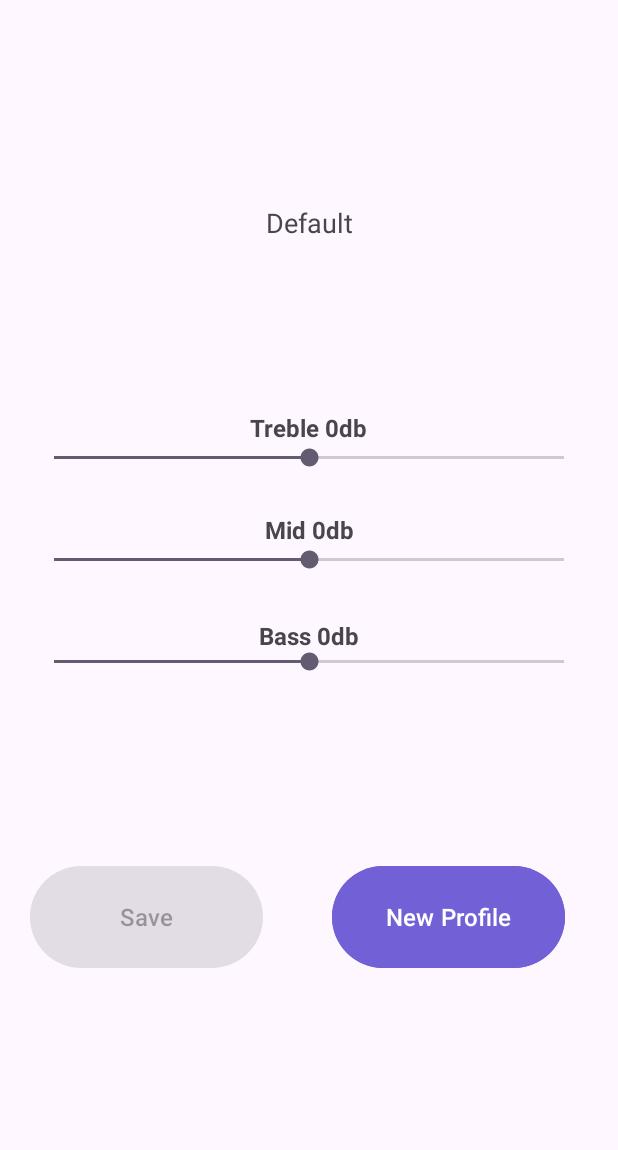
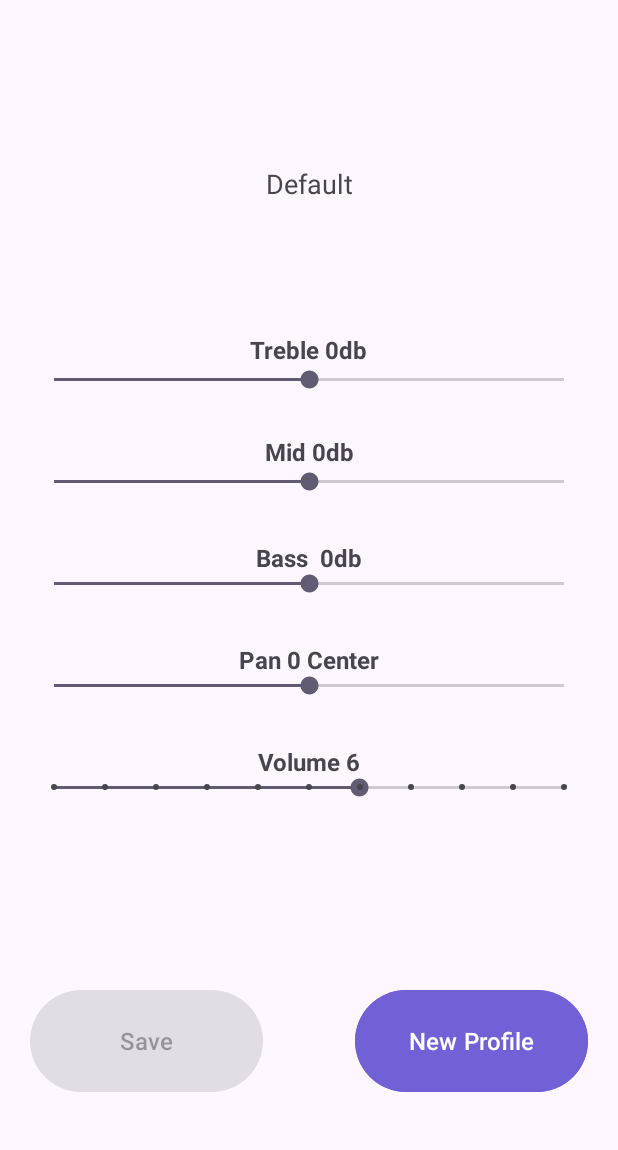
Before and after one commit to leandroSubtractive/sistema_embarcado, an Android app: the screen it shows after launch (EqualizerActivity), after a tap on "Default", on a phone screen of 412 x 824 dp, the part 86-1236 px from its top. Run offline under Robolectric (Android 15) with nearby library versions, the phone set to English and light mode, and no system bars.

Commit message:
[DC-2] - Adding new pairings to the equalizer
- Adding the balance function
- Adding the master volume function
- Removing warnings

Signed-off-by: Leandro Mendes dos Santos <leandro.mendes.santtoss@gmail.com>

```diff
--- a/aosp/src/apps/audio_equalizer/app/src/main/java/com/leandromendes/audioequalizer/EqualizerActivity.java
+++ b/aosp/src/apps/audio_equalizer/app/src/main/java/com/leandromendes/audioequalizer/EqualizerActivity.java
@@ -1,7 +1,6 @@
 package com.leandromendes.audioequalizer;
 
 import android.annotation.SuppressLint;
-import android.content.DialogInterface;
 import android.content.Intent;
 import android.os.Bundle;
 import android.view.LayoutInflater;
@@ -13,6 +12,7 @@ import android.widget.SeekBar.OnSeekBarChangeListener;
 import android.widget.TextView;
 
 import androidx.activity.EdgeToEdge;
+import androidx.annotation.NonNull;
 import androidx.appcompat.app.AlertDialog;
 import androidx.appcompat.app.AppCompatActivity;
 import androidx.core.graphics.Insets;
@@ -20,21 +20,20 @@ import androidx.core.view.ViewCompat;
 import androidx.core.view.WindowInsetsCompat;
 
 public class EqualizerActivity extends AppCompatActivity {
-    // Private variables
-    private TextView textViewProfile;
     private TextView textViewBass;
     private TextView textViewMid;
     private TextView textViewTreble;
+    private TextView textViewBalance;
     private int bassValue;
     private int midValue;
     private int highValue;
+    private int balanceValue;
+    private int masterVolValue;
+    private String profileName;
+    private EqualizerProfile currentProfile;
+    private Button saveButton;
     private int idPosition;
     private int countName;
-    private String profileName;
-    private EqualizerProfile currentProfile;
-    private  Intent intent;
-    private Button saveButton;
-    private Button newProfileButton;
 
     @SuppressLint("MissingInflatedId")
     @Override
@@ -49,52 +48,65 @@ public class EqualizerActivity extends AppCompatActivity {
         });
 
         // Get the intent
-        intent = getIntent();
+        Intent intent = getIntent();
 
         // Gets all the parameters from the previous activity
         currentProfile = intent.getParcelableExtra("profile");
-        idPosition = intent.getIntExtra("position",-1);
+        idPosition = intent.getIntExtra("position", -1);
         countName = intent.getIntExtra("size", 0);
 
         // Get button layout
-        newProfileButton = findViewById(R.id.newProfileb);
+        Button newProfileButton = findViewById(R.id.newProfileb);
         saveButton = findViewById(R.id.save);
-
-        // Gets view of text boxes
-        textViewProfile = findViewById(R.id.profileSelected);
-        textViewBass = findViewById(R.id.textViewBass);
-        textViewMid = findViewById(R.id.textViewMid);
-        textViewTreble = findViewById(R.id.textViewTreble);
 
         // Sets the name of the current profile on the screen
         profileName = currentProfile.getName();
+        // Local variables
+        TextView textViewProfile = findViewById(R.id.profileSelected);
         textViewProfile.setText(profileName);
 
         // Sets the initial values of the equalization faders
         // Bass frequency
         bassValue = currentProfile.getBassEqValue();
-        textViewBass.setText("Bass " + bassValue + "db");
+        textViewBass = findViewById(R.id.textViewBass);
+        DrawTextOnTheBars(textViewBass, "Bass ", bassValue);
         SeekBar seekBarBass = findViewById(R.id.seekBarBass);
-        seekBarBass.setProgress(currentProfile.getBassEqValue());
+        seekBarBass.setProgress(bassValue);
 
         // Mid frequency
         midValue = currentProfile.getMidEqValue();
-        textViewMid.setText("Mid " + midValue + "db");
+        textViewMid = findViewById(R.id.textViewMid);
+        DrawTextOnTheBars(textViewMid, "Mid", midValue);
         SeekBar seekBarMid = findViewById(R.id.seekBarMid);
-        seekBarMid.setProgress(currentProfile.getMidEqValue());
+        seekBarMid.setProgress(midValue);
 
         // High frequency
         highValue = currentProfile.getHiEqValue();
-        textViewTreble.setText("Treble " + highValue + "db");
+        textViewTreble = findViewById(R.id.textViewTreble);
+        DrawTextOnTheBars(textViewTreble, "Treble", highValue);
         SeekBar seekBarTreble = findViewById(R.id.seekBarTreble);
-        seekBarTreble.setProgress(currentProfile.getHiEqValue());
+        seekBarTreble.setProgress(highValue);
+
+        // Balance
+        balanceValue = currentProfile.getBalanceEqValue();
+        textViewBalance = findViewById(R.id.textViewBalance);
+        DrawTextOnThePanBar(textViewBalance, balanceValue);
+        SeekBar seekBarBalance = findViewById(R.id.seekBarBalance);
+        seekBarBalance.setProgress(balanceValue);
+
+        // Master Volume
+        masterVolValue = currentProfile.getMasterVolValue();
+        TextView textViewMasterVol = findViewById(R.id.textViewVolume);
+        DrawTextOnTheVolBar(textViewMasterVol, masterVolValue);
+        SeekBar seekBarMasterVol = findViewById(R.id.seekBarVolume);
+        seekBarMasterVol.setProgress(masterVolValue);
 
         // Treatment for bass bar movement
         seekBarBass.setOnSeekBarChangeListener(new OnSeekBarChangeListener() {
             @Override
             public void onProgressChanged(SeekBar seekBar, int progress, boolean fromUser) {
                 bassValue = progress;
-                textViewBass.setText("Bass " + bassValue + "db");
+                DrawTextOnTheBars(textViewBass, "Bass", bassValue);
                 // Only enable the save button if data has changed.
                 saveButton.setEnabled(true);
             }
@@ -115,7 +127,7 @@ public class EqualizerActivity extends AppCompatActivity {
             @Override
             public void onProgressChanged(SeekBar seekBar, int progress, boolean fromUser) {
                 midValue = progress;
-                textViewMid.setText("Mid " + midValue + "db");
+                DrawTextOnTheBars(textViewMid, "Mid", midValue);
                 // Only enable the save button if data has changed.
                 saveButton.setEnabled(true);
             }
@@ -136,7 +148,47 @@ public class EqualizerActivity extends AppCompatActivity {
             @Override
             public void onProgressChanged(SeekBar seekBar, int progress, boolean fromUser) {
                 highValue = progress;
-                textViewTreble.setText("Treble " + highValue + "db");
+                DrawTextOnTheBars(textViewTreble, "Treble", highValue);
+                // Only enable the save button if data has changed.
+                saveButton.setEnabled(true);
+            }
+
+            @Override
+            public void onStartTrackingTouch(SeekBar seekBar) {
+                // TODO
+            }
+
+            @Override
+            public void onStopTrackingTouch(SeekBar seekBar) {
+                // TODO
+            }
+        });
+
+        seekBarBalance.setOnSeekBarChangeListener(new OnSeekBarChangeListener() {
+            @Override
+            public void onProgressChanged(SeekBar seekBar, int progress, boolean fromUser) {
+                balanceValue = progress;
+                DrawTextOnThePanBar(textViewBalance, balanceValue);
+                // Only enable the save button if data has changed.
+                saveButton.setEnabled(true);
+            }
+
+            @Override
+            public void onStartTrackingTouch(SeekBar seekBar) {
+                // TODO
+            }
+
+            @Override
+            public void onStopTrackingTouch(SeekBar seekBar) {
+                // TODO
+            }
+        });
+
+        seekBarMasterVol.setOnSeekBarChangeListener(new OnSeekBarChangeListener() {
+            @Override
+            public void onProgressChanged(SeekBar seekBar, int progress, boolean fromUser) {
+                masterVolValue = progress;
+                DrawTextOnTheVolBar(textViewMasterVol, masterVolValue);
                 // Only enable the save button if data has changed.
                 saveButton.setEnabled(true);
             }
@@ -153,32 +205,22 @@ public class EqualizerActivity extends AppCompatActivity {
         });
 
         // Create new profile button action
-        newProfileButton.setOnClickListener(new View.OnClickListener() {
-            @Override
-            public void onClick(View v) {
-                saveNewChangeProfile();
-                }
-        });
+        newProfileButton.setOnClickListener(v -> saveNewChangeProfile(currentProfile));
 
         // Save profile settings button action
-        saveButton.setOnClickListener(new View.OnClickListener() {
-            @Override
-            public void onClick(View v) {
-                // The Default profile cannot be overwritten, if you press on the default profile,
-                // it creates a new one.
-                if(profileName.equals("Default"))
-                {
-                    saveNewChangeProfile();
-                }
-                else {
-                    saveChangeProfile();
-                }
+        saveButton.setOnClickListener(v -> {
+            // The Default profile cannot be overwritten, if you press on the default profile,
+            // it creates a new one.
+            if (profileName.equals("Default")) {
+                saveNewChangeProfile(currentProfile);
+            } else {
+                saveChangeProfile(currentProfile);
             }
         });
     }
 
-    private void saveNewChangeProfile(){
-        profileName = "New Profile"+ (countName);
+    private void saveNewChangeProfile(EqualizerProfile profile) {
+        profileName = "New Profile" + (countName);
         AlertDialog.Builder builder = new AlertDialog.Builder(EqualizerActivity.this);
         builder.setTitle("Profile Name");
 
@@ -187,40 +229,52 @@ public class EqualizerActivity extends AppCompatActivity {
         input.setHint(profileName);
         builder.setView(view);
 
-        builder.setPositiveButton("OK", new DialogInterface.OnClickListener() {
-            @Override
-            public void onClick(DialogInterface dialog, int which) {
-                String text = input.getText().toString();
-                if (!text.isEmpty())
-                {
-                    profileName = text;
-                }
-                idPosition = -1;
-                saveChangeProfile();
+        builder.setPositiveButton("OK", (dialog, which) -> {
+            String text = input.getText().toString();
+            if (!text.isEmpty()) {
+                profileName = text;
             }
+            idPosition = -1;
+            saveChangeProfile(profile);
         });
 
-        builder.setNegativeButton("Cancel", new DialogInterface.OnClickListener() {
-            @Override
-            public void onClick(DialogInterface dialog, int which) {
-                dialog.cancel();
-            }
-        });
-
+        builder.setNegativeButton("Cancel", (dialog, which) -> dialog.cancel());
         builder.show();
 
     }
 
-    private void saveChangeProfile(){
-        currentProfile.setName(profileName);
-        currentProfile.setBassEqValue(bassValue);
-        currentProfile.setMidEqValue(midValue);
-        currentProfile.setHiEqValue(highValue);
+    private void saveChangeProfile(@NonNull EqualizerProfile profile) {
+        profile.setName(profileName);
+        profile.setBassEqValue(bassValue);
+        profile.setMidEqValue(midValue);
+        profile.setHiEqValue(highValue);
+        profile.setBalanceEqValue(balanceValue);
+        profile.setMasterVolValue(masterVolValue);
         Intent resultIntent = new Intent();
-        resultIntent.putExtra("profile", currentProfile);
+        resultIntent.putExtra("profile", profile);
         resultIntent.putExtra("position", idPosition);
         setResult(RESULT_OK, resultIntent);
         finish();
     }
 
+    @SuppressLint("SetTextI18n")
+    private void DrawTextOnTheBars(@NonNull TextView textView, String title, int value) {
+        textView.setText(String.format("%s %sdb", title,
+                (value > 0) ? ("+" + value) : value));
+    }
+
+    @SuppressLint("SetTextI18n")
+    private void DrawTextOnThePanBar(@NonNull TextView textView, int value) {
+        int offset = 5;
+        int balance = (offset - value);
+        textView.setText(String.format("Pan %s",
+                (balance > 0) ? balance + " Left" :
+                (balance < 0) ? -balance + " Right" :
+                                balance + " Center"));
+    }
+
+    private void DrawTextOnTheVolBar(@NonNull TextView textView, int value){
+        textView.setText(String.format("Volume %s", value));
+    }
+
 }
--- a/aosp/src/apps/audio_equalizer/app/src/main/java/com/leandromendes/audioequalizer/EqualizerProfile.java
+++ b/aosp/src/apps/audio_equalizer/app/src/main/java/com/leandromendes/audioequalizer/EqualizerProfile.java
@@ -9,19 +9,42 @@ public class EqualizerProfile implements Parcelable {
     private int bassEqValue;
     private int midEqValue;
     private int hiEqValue;
+    private int balanceEqValue;
+    private int masterVolValue;
 
     public EqualizerProfile() {
         this.name = "Default";
         this.bassEqValue = 0;
         this.midEqValue = 0;
         this.hiEqValue = 0;
+        this.balanceEqValue = 5;
+        this.masterVolValue = 6;
     }
 
-    public EqualizerProfile(String name, int bassEqValue, int midEqValue, int hiEqValue) {
+    public EqualizerProfile(String name, int bassEqValue, int midEqValue, int hiEqValue,
+                            int panEqValue, int maVolValue) {
         this.name = name;
         this.bassEqValue = bassEqValue;
         this.midEqValue = midEqValue;
         this.hiEqValue = hiEqValue;
+        this.balanceEqValue = panEqValue;
+        this.masterVolValue = maVolValue;
+    }
+
+    public int getBalanceEqValue() {
+        return balanceEqValue;
+    }
+
+    public void setBalanceEqValue(int balanceEqValue) {
+        this.balanceEqValue = balanceEqValue;
+    }
+
+    public int getMasterVolValue() {
+        return masterVolValue;
+    }
+
+    public void setMasterVolValue(int masterVolValue) {
+        this.masterVolValue = masterVolValue;
     }
 
     public String getName() {
@@ -67,6 +90,8 @@ public class EqualizerProfile implements Parcelable {
         dest.writeInt(this.bassEqValue);
         dest.writeInt(this.midEqValue);
         dest.writeInt(this.hiEqValue);
+        dest.writeInt(this.balanceEqValue);
+        dest.writeInt(this.masterVolValue);
     }
 
     public static final Creator<EqualizerProfile> CREATOR = new Creator<EqualizerProfile>() {
@@ -76,7 +101,14 @@ public class EqualizerProfile implements Parcelable {
             int bassEqValue = source.readInt();
             int midEqValue = source.readInt();
             int hiEqValue = source.readInt();
-            return new EqualizerProfile(name, bassEqValue, midEqValue, hiEqValue);
+            int panEqValue = source.readInt();
+            int maVolValue = source.readInt();
+            return new EqualizerProfile(name,
+                        bassEqValue,
+                        midEqValue,
+                        hiEqValue,
+                        panEqValue,
+                        maVolValue);
         }
 
         @Override
--- a/aosp/src/apps/audio_equalizer/app/src/main/res/layout/activity_equalizer.xml
+++ b/aosp/src/apps/audio_equalizer/app/src/main/res/layout/activity_equalizer.xml
@@ -21,24 +21,28 @@
         app:layout_constraintStart_toStartOf="parent"
         app:layout_constraintTop_toTopOf="parent" />
 
-    <LinearLayout
+    <TextView
+        android:id="@+id/profileSelected"
         android:layout_width="wrap_content"
         android:layout_height="wrap_content"
-        android:orientation="vertical">
-
-    </LinearLayout>
+        android:text="TextView"
+        android:textSize="18sp"
+        app:layout_constraintBottom_toTopOf="@+id/seekBarTreble"
+        app:layout_constraintEnd_toEndOf="parent"
+        app:layout_constraintStart_toStartOf="parent"
+        app:layout_constraintTop_toBottomOf="@+id/textView" />
 
     <SeekBar
         android:id="@+id/seekBarTreble"
         android:layout_width="match_parent"
         android:layout_height="wrap_content"
         android:layout_marginStart="20dp"
-        android:layout_marginTop="296dp"
+        android:layout_marginTop="244dp"
         android:layout_marginEnd="20dp"
         android:max="15"
         android:min="-15"
         app:layout_constraintEnd_toEndOf="parent"
-        app:layout_constraintHorizontal_bias="1.0"
+        app:layout_constraintHorizontal_bias="0.0"
         app:layout_constraintStart_toStartOf="parent"
         app:layout_constraintTop_toBottomOf="@+id/textView" />
 
@@ -109,16 +113,46 @@
         app:layout_constraintTop_toBottomOf="@+id/seekBarMid"
         app:layout_constraintVertical_bias="1.0" />
 
+    <SeekBar
+        android:id="@+id/seekBarBalance"
+        android:layout_width="match_parent"
+        android:layout_height="wrap_content"
+        android:layout_marginStart="20dp"
+        android:layout_marginTop="50dp"
+        android:layout_marginEnd="20dp"
+        android:max="10"
+        android:min="0"
+        app:layout_constraintEnd_toEndOf="parent"
+        app:layout_constraintHorizontal_bias="1.0"
+        app:layout_constraintStart_toStartOf="parent"
+        app:layout_constraintTop_toBottomOf="@+id/seekBarBass" />
+
     <TextView
-        android:id="@+id/profileSelected"
+        android:id="@+id/textViewBalance"
         android:layout_width="wrap_content"
-        android:layout_height="wrap_content"
-        android:text="TextView"
-        android:textSize="18sp"
-        app:layout_constraintBottom_toTopOf="@+id/seekBarTreble"
+        android:layout_height="19dp"
+        android:text="C"
+        android:textSize="16sp"
+        android:textStyle="bold"
+        app:layout_constraintBottom_toTopOf="@+id/seekBarBalance"
         app:layout_constraintEnd_toEndOf="parent"
         app:layout_constraintStart_toStartOf="parent"
-        app:layout_constraintTop_toBottomOf="@+id/textView" />
+        app:layout_constraintTop_toBottomOf="@+id/seekBarBass"
+        app:layout_constraintVertical_bias="1.0" />
+
+    <TextView
+        android:id="@+id/textViewVolume"
+        android:layout_width="wrap_content"
+        android:layout_height="19dp"
+        android:layout_marginTop="12dp"
+        android:text="0 db"
+        android:textSize="16sp"
+        android:textStyle="bold"
+        app:layout_constraintBottom_toTopOf="@+id/seekBarVolume"
+        app:layout_constraintEnd_toEndOf="parent"
+        app:layout_constraintStart_toStartOf="parent"
+        app:layout_constraintTop_toBottomOf="@+id/seekBarBalance"
+        app:layout_constraintVertical_bias="1.0" />
 
     <Button
         android:id="@+id/save"
@@ -132,7 +166,7 @@
         app:layout_constraintHorizontal_bias="0.078"
         app:layout_constraintStart_toStartOf="parent"
         app:layout_constraintTop_toBottomOf="@+id/seekBarBass"
-        app:layout_constraintVertical_bias="0.513" />
+        app:layout_constraintVertical_bias="0.881" />
 
     <Button
         android:id="@+id/newProfileb"
@@ -144,9 +178,23 @@
         android:textSize="16sp"
         app:layout_constraintBottom_toBottomOf="parent"
         app:layout_constraintEnd_toEndOf="parent"
-        app:layout_constraintHorizontal_bias="0.863"
+        app:layout_constraintHorizontal_bias="0.921"
         app:layout_constraintStart_toStartOf="parent"
         app:layout_constraintTop_toBottomOf="@+id/seekBarBass"
-        app:layout_constraintVertical_bias="0.513" />
+        app:layout_constraintVertical_bias="0.881" />
+
+    <SeekBar
+        android:id="@+id/seekBarVolume"
+        style="@style/Widget.AppCompat.SeekBar.Discrete"
+        android:layout_width="0dp"
+        android:layout_height="wrap_content"
+        android:layout_marginStart="20dp"
+        android:layout_marginTop="50dp"
+        android:layout_marginEnd="20dp"
+        android:max="10"
+        android:progress="7"
+        app:layout_constraintEnd_toEndOf="parent"
+        app:layout_constraintStart_toStartOf="parent"
+        app:layout_constraintTop_toBottomOf="@+id/seekBarBalance" />
 
 </androidx.constraintlayout.widget.ConstraintLayout>
```
